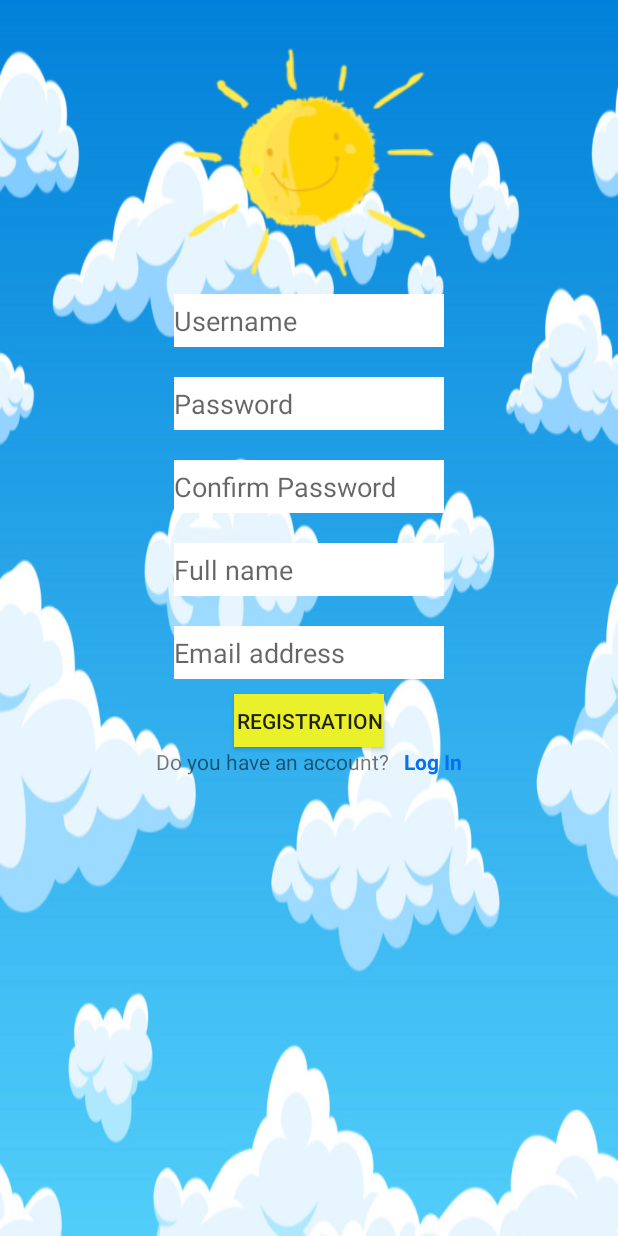
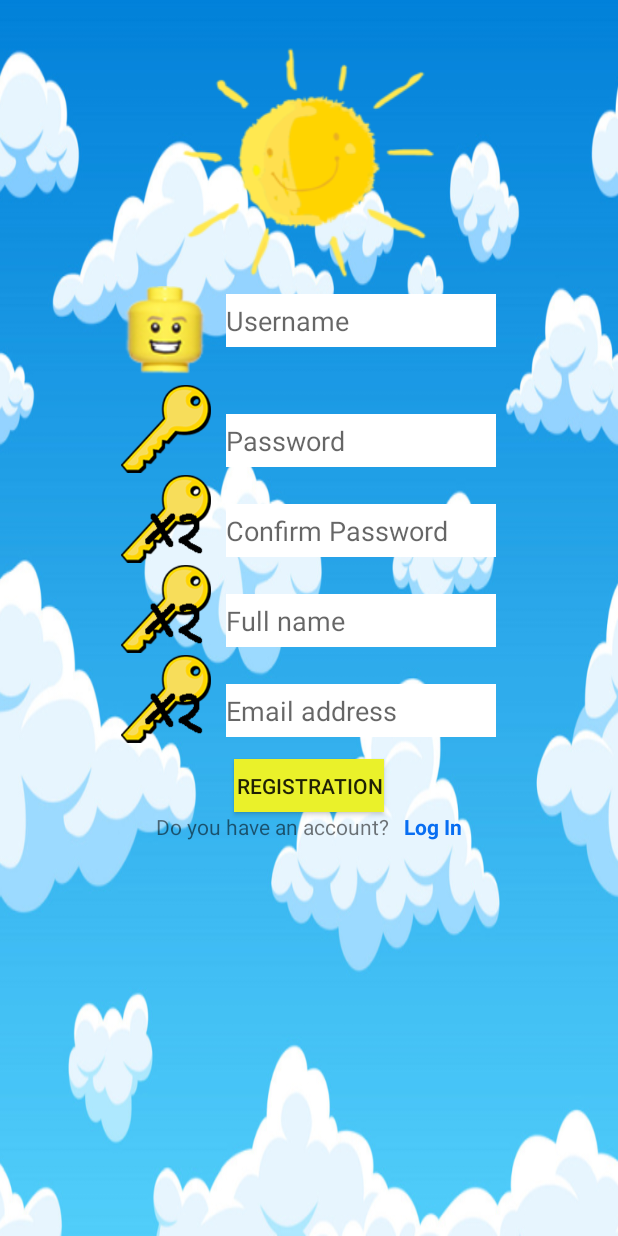
Before and after one commit to firkavilla13/Szakdolgozat, an Android app: the screen it shows after launch (RegisterActivity), after a tap on "REGISTRATION", on a phone screen of 412 x 824 dp. Run offline under Robolectric (Android 15) with nearby library versions, the phone set to English and light mode, and no system bars.

Commit message:
Kategoria rajzok 3/4 kész, username, password rajz kész,receptkönyv rajz kész ,

```diff
--- a/app/src/main/java/com/example/gabor/recappt/BreakfastActivity.java
+++ b/app/src/main/java/com/example/gabor/recappt/BreakfastActivity.java
@@ -107,7 +107,7 @@ public class BreakfastActivity extends AppCompatActivity {
 
         //init toolbar
         newRecipeToolbar = (Toolbar) findViewById(R.id.recipeCategory_toolbar);
-        newRecipeToolbar.setLogo(R.drawable.napteszt);
+        newRecipeToolbar.setLogo(R.drawable.recipes2);
         setSupportActionBar(newRecipeToolbar);
         newRecipeToolbar.setBackgroundColor(Color.YELLOW);
         getSupportActionBar().setTitle(category);
--- a/app/src/main/java/com/example/gabor/recappt/DatabaseHelper.java
+++ b/app/src/main/java/com/example/gabor/recappt/DatabaseHelper.java
@@ -13,7 +13,7 @@ import java.util.ArrayList;
 import java.util.List;
 
 public class DatabaseHelper extends SQLiteOpenHelper {
-    public static final String DATABASE_NAME="teszt2.db";
+    public static final String DATABASE_NAME="gabor.db";
 
     public static final String TABLE_USER="registeruser";
     public static final String USER_ID="ID";
--- a/app/src/main/java/com/example/gabor/recappt/UpdateRecipeActivity.java
+++ b/app/src/main/java/com/example/gabor/recappt/UpdateRecipeActivity.java
@@ -81,7 +81,7 @@ public class UpdateRecipeActivity extends AppCompatActivity {
 
         newRecipeToolbar = (Toolbar) findViewById(R.id.newRecipe_toolbar);
         spinnerCategory=(Spinner)findViewById(R.id.spinner_recipeCategory);
-        newRecipeToolbar.setLogo(R.drawable.napteszt);
+        newRecipeToolbar.setLogo(R.drawable.recipes2);
         setSupportActionBar(newRecipeToolbar);
         getSupportActionBar().setTitle("Update Recipe");
         getSupportActionBar().setDisplayHomeAsUpEnabled(true);  //Ez hozza be a vissza gombot
--- a/app/src/main/res/layout/activity_register.xml
+++ b/app/src/main/res/layout/activity_register.xml
@@ -16,6 +16,17 @@
         android:layout_marginTop="5dp"
         app:srcCompat="@drawable/napocska"/>
 
+    <LinearLayout
+        android:layout_width="wrap_content"
+        android:layout_height="wrap_content"
+        android:layout_marginBottom="5dp">
+
+        <ImageView
+            android:layout_width="60dp"
+            android:layout_height="60dp"
+            android:src="@drawable/username"
+            android:layout_marginRight="10dp"/>
+
         <EditText
             android:id="@+id/editText_username"
             android:layout_width="180dp"
@@ -23,6 +34,18 @@
             android:layout_marginTop="5dp"
             android:background="#ffffff"
             android:hint="@string/string_username"/>
+
+    </LinearLayout>
+    <LinearLayout
+        android:layout_width="wrap_content"
+        android:layout_height="wrap_content">
+
+        <ImageView
+            android:layout_width="60dp"
+            android:layout_height="60dp"
+            android:src="@drawable/pw"
+            android:layout_marginRight="10dp"/>
+
         <EditText
             android:id="@+id/editText_password"
             android:layout_width="180dp"
@@ -30,6 +53,18 @@
             android:layout_marginTop="20dp"
             android:background="#ffffff"
             android:hint="@string/string_password"/>
+    </LinearLayout>
+
+  <LinearLayout
+      android:layout_width="wrap_content"
+      android:layout_height="wrap_content">
+
+      <ImageView
+          android:layout_width="60dp"
+          android:layout_height="60dp"
+          android:src="@drawable/key2"
+          android:layout_marginRight="10dp"/>
+
       <EditText
           android:id="@+id/editText_confirm_password"
           android:layout_width="180dp"
@@ -37,6 +72,22 @@
           android:layout_marginTop="20dp"
           android:background="#ffffff"
           android:hint="@string/string_confirm_password"/>
+
+
+
+
+  </LinearLayout>
+
+    <LinearLayout
+        android:layout_width="wrap_content"
+        android:layout_height="wrap_content">
+
+        <ImageView
+            android:layout_width="60dp"
+            android:layout_height="60dp"
+            android:src="@drawable/key2"
+            android:layout_marginRight="10dp"/>
+
         <EditText
             android:id="@+id/editTtext_fullname"
             android:layout_width="180dp"
@@ -44,6 +95,20 @@
             android:layout_marginTop="20dp"
             android:background="#ffffff"
             android:hint="@string/string_full_name"/>
+
+
+    </LinearLayout>
+
+   <LinearLayout
+       android:layout_width="wrap_content"
+       android:layout_height="wrap_content">
+
+       <ImageView
+           android:layout_width="60dp"
+           android:layout_height="60dp"
+           android:src="@drawable/key2"
+           android:layout_marginRight="10dp"/>
+
        <EditText
            android:id="@+id/eddiText_email"
            android:layout_width="180dp"
@@ -51,6 +116,10 @@
            android:layout_marginTop="20dp"
            android:background="#ffffff"
            android:hint="@string/string_email"/>
+
+
+   </LinearLayout>
+
     <Button
         android:id="@+id/button_register"
         android:layout_width="100dp"
```
Also changed, not shown: app/src/main/java/com/example/gabor/recappt/MainMenuActivity.java (+6 -4 lines), app/src/main/java/com/example/gabor/recappt/NewRecipeActivity.java (+14 -30 lines), app/src/main/java/com/example/gabor/recappt/RecipeItemActivity.java (+7 -3 lines), app/src/main/res/layout/activity_main.xml (+30 -0 lines), app/src/main/res/layout/activity_main_menu.xml (+44 -36 lines), app/src/main/res/layout/activity_new_recipe.xml (+5 -4 lines), app/src/main/res/layout/activity_recipe_item.xml (+21 -11 lines), app/src/main/res/drawable/breakfast.png (added), app/src/main/res/drawable/breakfast1.png (deleted), app/src/main/res/drawable/dinner.png (added), app/src/main/res/drawable/key2.png (added), app/src/main/res/drawable/lunch.png (added), app/src/main/res/drawable/pw.png (added), app/src/main/res/drawable/recipes.png (added), 2 more files. Lines whose indentation alone changed are shown as unchanged.
